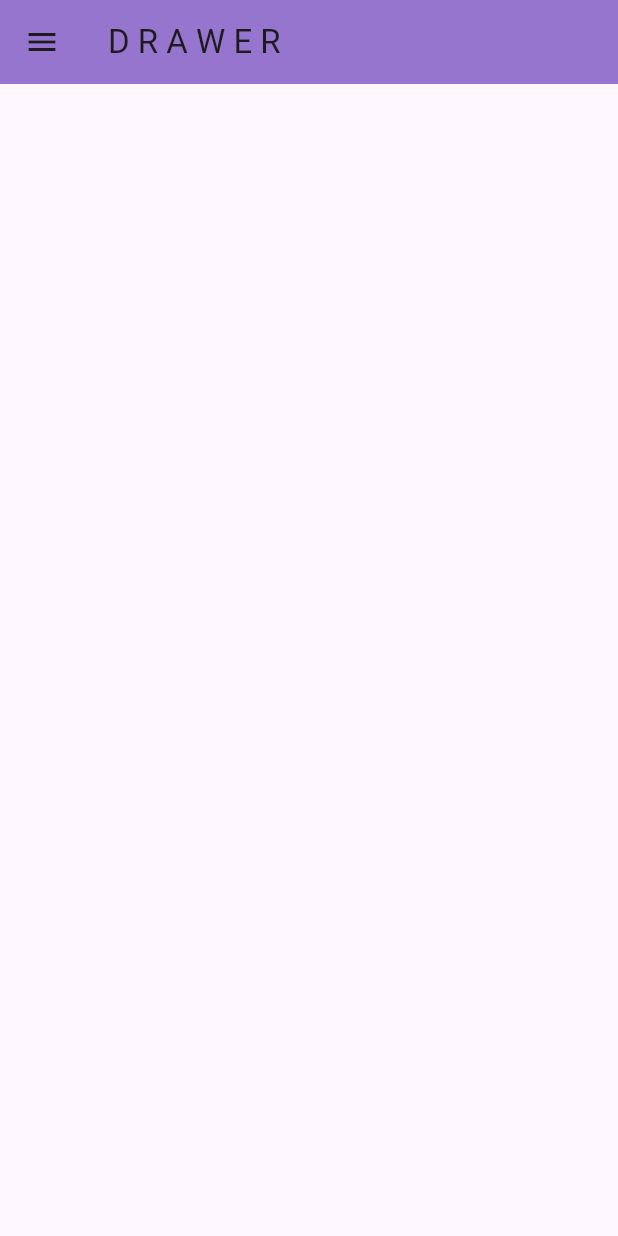
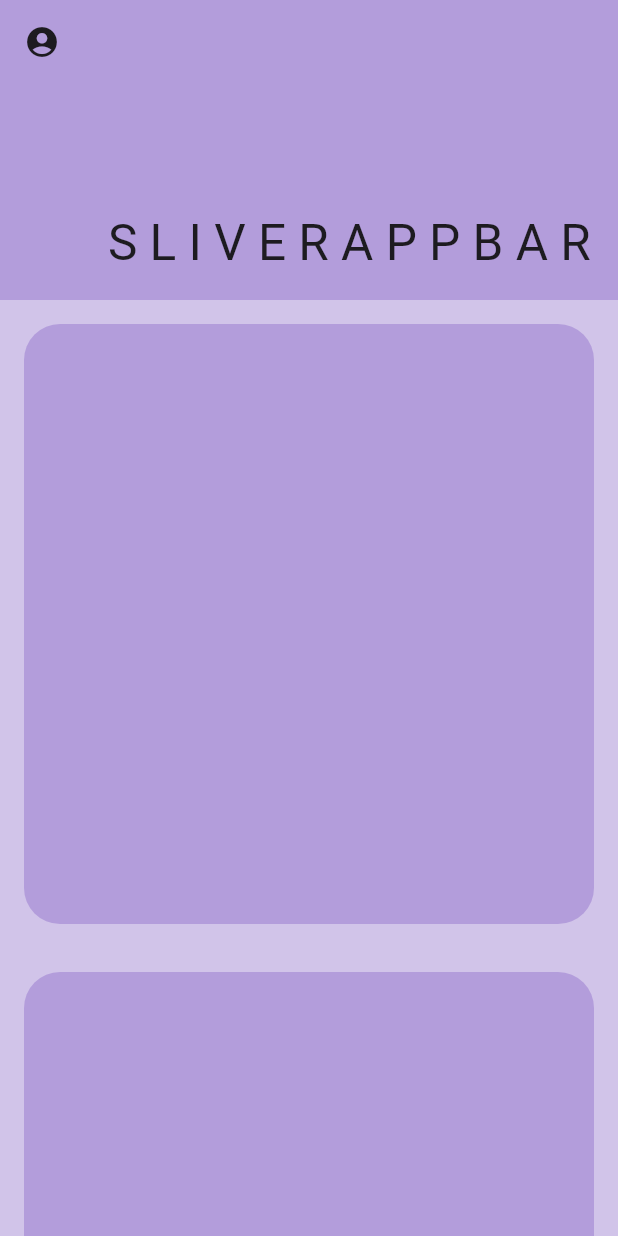
Before and after one commit to IkramulHasanTanvir/LearnFlutter, a Flutter app: the screen it shows after launch, on a phone screen of 412 x 824 dp. Run offline on Flutter 3.47's test engine with Material 3 defaults, Android fonts, the phone set to English and light mode, and no system bars.

Commit message:
SliverAppBar Widget

```diff
--- a/lib/my_home.dart
+++ b/lib/my_home.dart
@@ -1,5 +1,4 @@
 import 'package:flutter/material.dart';
-import 'package:learn_flutter/pages/user_home.dart';
 
 class MyHome extends StatelessWidget {
   const MyHome({super.key});
@@ -7,33 +6,97 @@ class MyHome extends StatelessWidget {
   @override
   Widget build(BuildContext context) {
     return Scaffold(
-      appBar: AppBar(
-        backgroundColor: Colors.deepPurple[300],
-        title: Text('D R A W E R'),
-      ),
-      drawer: Drawer(
-        child: Container(
-          color: Colors.deepPurple[100],
-          child: ListView(
-            children: [
-              DrawerHeader(
-                child: Icon(
-                  Icons.favorite,
-                  size: 42,
-                  color: Colors.grey[800],
+      backgroundColor: Colors.deepPurple[100],
+      body: CustomScrollView(
+        slivers: [
+          SliverAppBar(
+            backgroundColor: Colors.pink[400],
+            leading: Icon(Icons.account_circle),
+            //title: Text('S L I V E R A P P B A R'),
+            expandedHeight: 200,
+            pinned: true,
+            flexibleSpace: FlexibleSpaceBar(
+              title: Text('S L I V E R A P P B A R'),
+              background: Container(
+                color: Colors.deepPurple[200]
+              ),
+            ),
+          ),
+
+          SliverToBoxAdapter(
+            child: Padding(
+              padding: const EdgeInsets.all(16.0),
+              child: ClipRRect(
+                borderRadius: BorderRadius.circular(24),
+                child: Container(
+                  height: 400,
+                  color: Colors.deepPurple[200],
                 ),
               ),
-              ListTile(
-                leading: Icon(Icons.home),
-                title: Text('H O M E'),
-                onTap: () {
-                  Navigator.of(context).push(
-                      MaterialPageRoute(builder: (context) => UserHome()));
-                },
-              )
-            ],
+            ),
           ),
-        ),
+          SliverToBoxAdapter(
+            child: Padding(
+              padding: const EdgeInsets.all(16.0),
+              child: ClipRRect(
+                borderRadius: BorderRadius.circular(24),
+                child: Container(
+                  height: 400,
+                  color: Colors.deepPurple[200],
+                ),
+              ),
+            ),
+          ),
+          SliverToBoxAdapter(
+            child: Padding(
+              padding: const EdgeInsets.all(16.0),
+              child: ClipRRect(
+                borderRadius: BorderRadius.circular(24),
+                child: Container(
+                  height: 400,
+                  color: Colors.deepPurple[200],
+                ),
+              ),
+            ),
+          ),
+          SliverToBoxAdapter(
+            child: Padding(
+              padding: const EdgeInsets.all(16.0),
+              child: ClipRRect(
+                borderRadius: BorderRadius.circular(24),
+                child: Container(
+                  height: 400,
+                  color: Colors.deepPurple[200],
+                ),
+              ),
+            ),
+          ),
+          SliverToBoxAdapter(
+            child: Padding(
+              padding: const EdgeInsets.all(16.0),
+              child: ClipRRect(
+                borderRadius: BorderRadius.circular(24),
+                child: Container(
+                  height: 400,
+                  color: Colors.deepPurple[200],
+                ),
+              ),
+            ),
+          ),
+          SliverToBoxAdapter(
+            child: Padding(
+              padding: const EdgeInsets.all(16.0),
+              child: ClipRRect(
+                borderRadius: BorderRadius.circular(24),
+                child: Container(
+                  height: 400,
+                  color: Colors.deepPurple[200],
+                ),
+              ),
+            ),
+          ),
+
+        ],
       ),
     );
   }
--- a/lib/pages/user_home.dart
+++ /dev/null
@@ -1,17 +0,0 @@
-import 'package:flutter/material.dart';
-
-class UserHome extends StatelessWidget {
-  const UserHome({super.key});
-
-  @override
-  Widget build(BuildContext context) {
-    return Scaffold(
-      backgroundColor: Colors.pink[100],
-      appBar: AppBar(
-        backgroundColor: Colors.pink[300],
-      ),
-      body: Center(
-        child: Text('User Home Page'),),
-    );
-  }
-}
```
